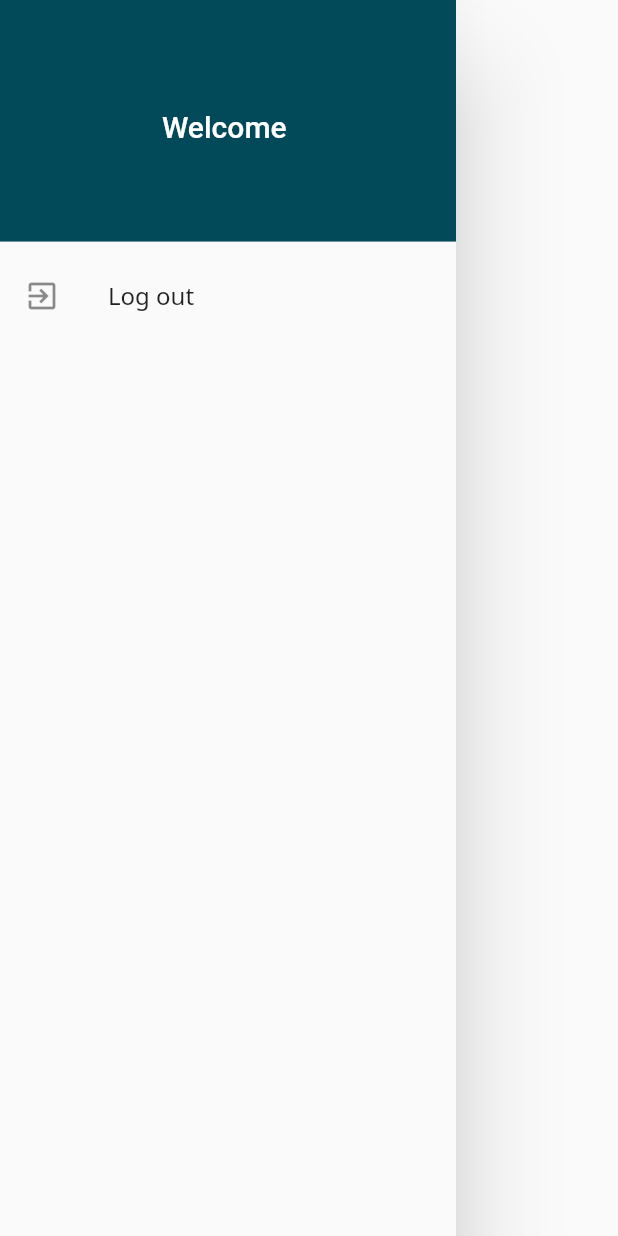
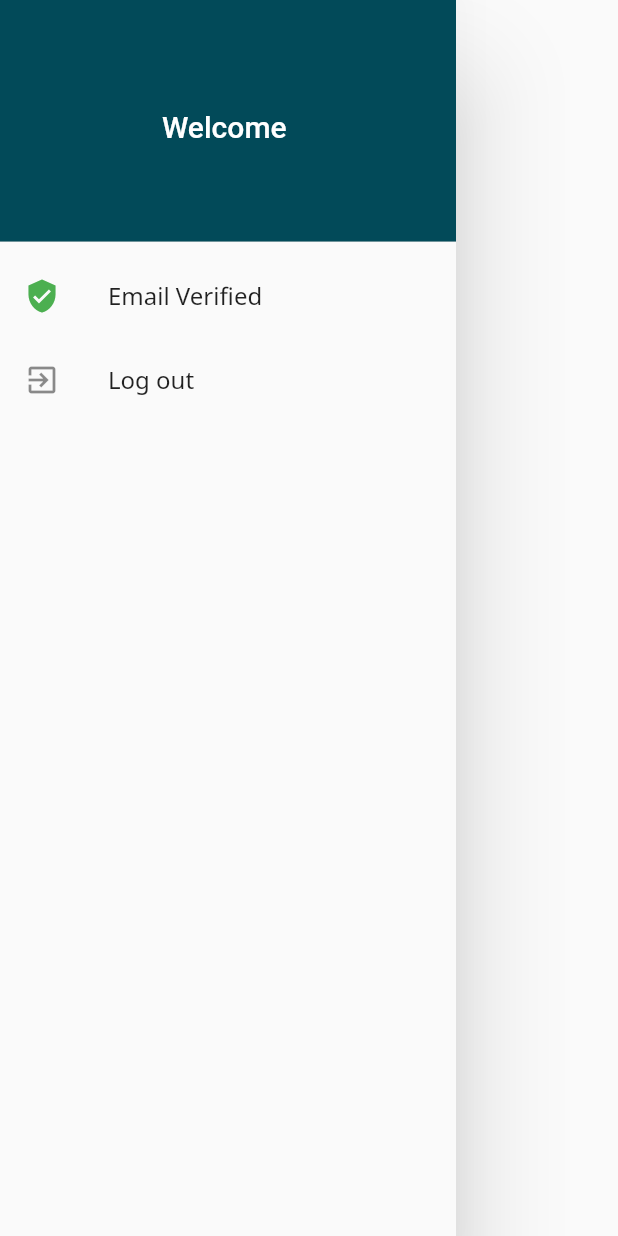
Before and after one commit to Shahidbangash/acumenmobile, a Flutter app: the CustomDrawer widget shown alone on an empty page, opened directly, on a phone screen of 412 x 824 dp. Run offline on Flutter 3.47's test engine with Material 2 defaults, Android fonts, the light colour scheme and no system bars; our stand-ins replace cloud_firestore, firebase_auth, firebase_core, google_fonts, image_picker; missing offline and left inert: cloud_firestore_web, export_video_frame, firebase_analytics_web, firebase_auth_web, firebase_core_web, firebase_messaging_web and 2 more; accounts and stored records are empty.

Commit message:
Fix small issues with layout and now we will be showing history in card

```diff
--- a/lib/reusableComponents/TopBarContainer.dart
+++ b/lib/reusableComponents/TopBarContainer.dart
@@ -49,7 +49,8 @@ class TopBarDecoration extends StatelessWidget {
             ),
           ),
           Divider(
-            color: Color(0xFFB0F3CB),
+            color: white,
+            thickness: 2,
           ),
           this.widget
         ],
--- a/lib/reusableComponents/drawer.dart
+++ b/lib/reusableComponents/drawer.dart
@@ -13,7 +13,9 @@ class CustomDrawer extends StatelessWidget {
     return Drawer(
       elevation: 30,
       child: ListView(
-        children: [
+        children: FirebaseAuth.instance.currentUser != null
+            ? registeredUserListTile()
+            : [
                 DrawerHeader(
                   decoration: BoxDecoration(
                     gradient: LinearGradient(
@@ -34,10 +36,7 @@ class CustomDrawer extends StatelessWidget {
                   ),
                   child: Center(
                     child: Text(
-                getCurrentUser() != null
-                    ? "Welcome " +
-                        "${getCurrentUser()!.displayName ?? 'Username not provided'}"
-                    : "Login to view Account",
+                      "Login to view Account",
                       style: TextStyle(
                         fontFamily: GoogleFonts.roboto().fontFamily,
                         color: Colors.white,
@@ -47,15 +46,7 @@ class CustomDrawer extends StatelessWidget {
                   ),
                 ),
                 // ),
-          getCurrentUser() != null
-              ? ListTile(
-                  leading: Icon(Icons.exit_to_app),
-                  title: Text("Log out"),
-                  onTap: () {
-                    logOut();
-                  },
-                )
-              : ListTile(
+                ListTile(
                   leading: Icon(Icons.login),
                   title: Text("Log in"),
                   onTap: () {
@@ -70,25 +61,70 @@ class CustomDrawer extends StatelessWidget {
 
 List<Widget> registeredUserListTile() {
   return [
-    getCurrentUser()!.emailVerified == false
-        ? ListTile(
-            leading: Icon(Icons.verified_user),
+    DrawerHeader(
+      decoration: BoxDecoration(
+        gradient: LinearGradient(
+          colors: [
+            primaryColorAndPrimaryButtonColor,
+            primaryColorAndPrimaryButtonColor,
+          ],
+          begin: const FractionalOffset(0.0, 0.0),
+          end: const FractionalOffset(1.0, 0.0),
+          stops: [0.0, 1.0],
+          tileMode: TileMode.mirror,
+        ),
+        // color: Colors.blue,
+      ),
+      child: Center(
+        child: Text(
+          "Welcome " +
+              "${getCurrentUser()!.displayName ?? 'Username not provided'}",
+          style: TextStyle(
+            fontFamily: GoogleFonts.roboto().fontFamily,
+            color: Colors.white,
+            fontSize: 20,
+          ),
+        ),
+      ),
+    ),
+    StreamBuilder<User?>(
+      stream: FirebaseAuth.instance.userChanges(),
+      builder: (context, snapshot) {
+        if (snapshot.hasData) {
+          if (snapshot.data!.emailVerified) {
+            return ListTile(
+              leading: Icon(
+                Icons.verified_user,
+                color: Colors.green,
+              ),
+              title: Text("Email Verified"),
+            );
+          } else {
+            return ListTile(
+              leading: Icon(
+                Icons.verified_user,
+              ),
               title: Text("Verify Email"),
               onTap: () {
                 FirebaseAuth.instance.currentUser!
                     .sendEmailVerification()
                     .then((value) {
+                  Navigator.of(context).pop();
                   ScaffoldMessenger.of(context).showSnackBar(SnackBar(
                     content: Text(
                       "We have sent an email for verification",
                     ),
                   ));
+
+                  FirebaseAuth.instance.currentUser!.reload();
                 });
               },
-          )
-        : ListTile(
-            leading: Icon(Icons.verified_user),
-            title: Text("Email Verified"),
+            );
+          }
+        } else {
+          return Center(child: CircularProgressIndicator());
+        }
+      },
     ),
     ListTile(
       leading: Icon(Icons.exit_to_app),
```
Also changed, not shown: lib/Screens/HistoryPage/ViewHistoryPage.dart (+61 -1 lines). Lines whose indentation alone changed are shown as unchanged.
